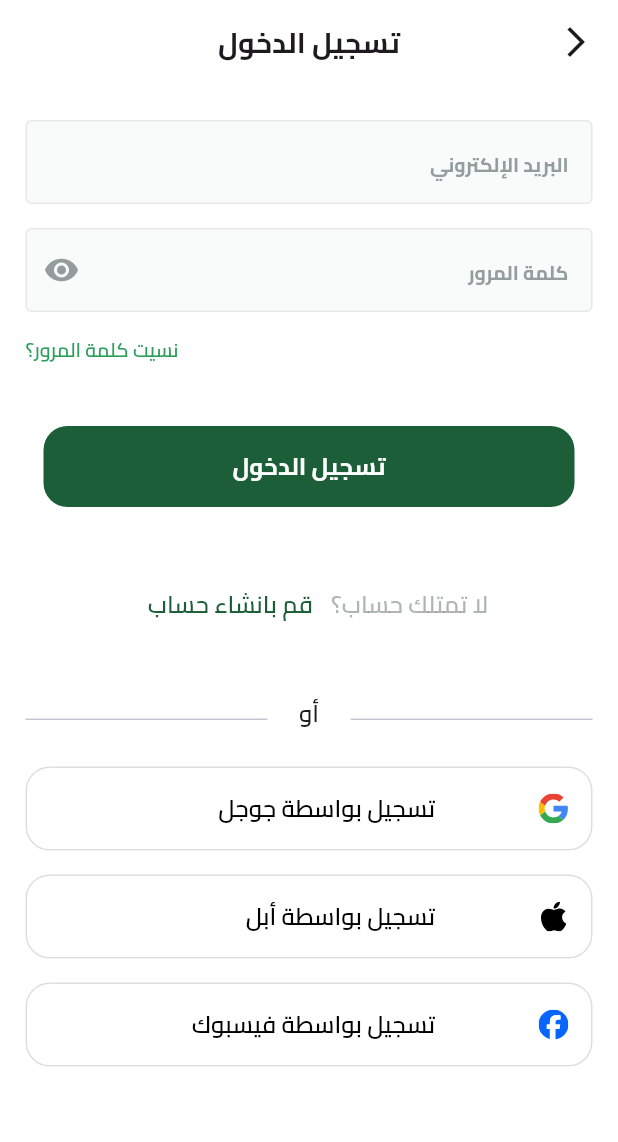
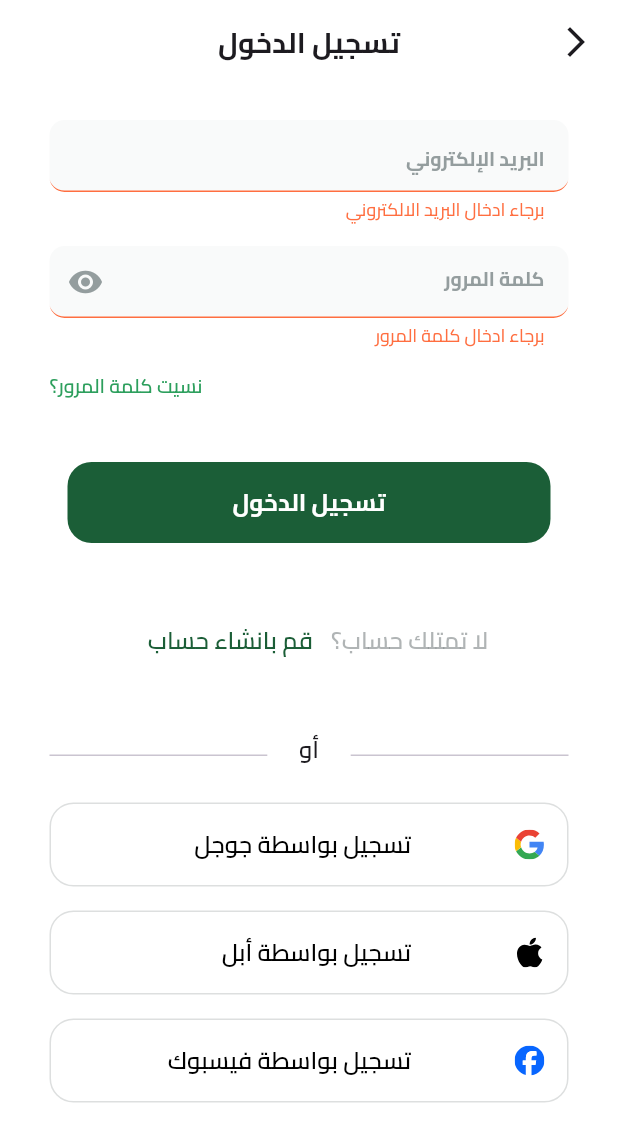
Before and after one commit to Mohamed47Elmelegy/FruitApp, a Flutter app: the SigninView screen opened by its route, after a tap on "تسجيل الدخول", on a phone screen of 412 x 824 dp. Shown: the top 1142 px of the screen. Run offline on Flutter 3.47's test engine with Material 3 defaults, Android fonts, the phone set to English and light mode, and no system bars; drawn by our look-alikes of modal_progress_hud_nsn; our stand-ins replace bloc, bot_toast, dartz, dots_indicator, firebase_auth, firebase_core and 7 more; accounts and stored records are empty.

Commit message:
create signin repo , impl and cubit

```diff
--- a/lib/Features/auth/Presentation/logIn/manager/cubit/signin_state.dart
+++ /dev/null
@@ -1,6 +0,0 @@
-part of 'signin_cubit.dart';
-
-@immutable
-sealed class SigninState {}
-
-final class SigninInitial extends SigninState {}
--- a/lib/Features/auth/Presentation/logIn/view/signin_view.dart
+++ /dev/null
@@ -1,19 +0,0 @@
-import 'package:flutter/material.dart';
-import 'package:flutter/services.dart';
-import 'package:frutes_app/core/widgets/custom_app_bar.dart';
-import '../widgets/signin_view_body.dart';
-
-class SigninView extends StatelessWidget {
-  const SigninView({super.key});
-
-  @override
-  Widget build(BuildContext context) {
-    return Scaffold(
-      backgroundColor: Colors.white,
-      appBar: appBar(context, title: 'تسجيل الدخول', onTap: () {
-        SystemNavigator.pop();
-      }),
-      body: const SigninViewBody(),
-    );
-  }
-}
--- /dev/null
+++ b/lib/Features/auth/Presentation/signIn/manager/cubit/signin_cubit.dart
@@ -0,0 +1,63 @@
+// ignore_for_file: public_member_api_docs, sort_constructors_first
+import 'package:bloc/bloc.dart';
+import 'package:flutter/material.dart';
+import '../../../../domin/Entities/user_entities.dart';
+import '../../../../domin/repositories/auth_repo.dart';
+part 'signin_state.dart';
+
+class SigninCubit extends Cubit<SigninState> {
+  SigninCubit(
+    this.authRepo,
+  ) : super(SigninInitial());
+  final AuthRepo authRepo;
+
+  Future<void> signInWithEmailAndPassword(
+    String email,
+    String password,
+  ) async {
+    emit(SigninLoading());
+    final user = await authRepo.signInWithEmailAndPassword(
+      email,
+      password,
+    );
+    emit(
+      user.fold(
+        (failure) => SigninFailure(exception: failure.message),
+        (userEntities) => SigninSuccess(userEntities: userEntities),
+      ),
+    );
+  }
+
+  // Future<void> signInWithGoogle() async {
+  //   emit(SigninLoading());
+  //   final user = await authRepo.signInWithGoogle();
+  //   emit(
+  //     user.fold(
+  //       (failure) => SigninError(exception: failure.message),
+  //       (userEntities) => SigninSuccess(userEntities: userEntities),
+  //     ),
+  //   );
+  // }
+
+  // Future<void> signInWithFacebook() async {
+  //   emit(SigninLoading());
+  //   final user = await authRepo.signInWithFacebook();
+  //   emit(
+  //     user.fold(
+  //       (failure) => SigninError(exception: failure.message),
+  //       (userEntities) => SigninSuccess(userEntities: userEntities),
+  //     ),
+  //   );
+  // }
+
+  // Future<void> signInWithApple() async {
+  //   emit(SigninLoading());
+  //   final user = await authRepo.signInWithApple();
+  //   emit(
+  //     user.fold(
+  //       (failure) => SigninError(exception: failure.message),
+  //       (userEntities) => SigninSuccess(userEntities: userEntities),
+  //     ),
+  //   );
+  // }
+}
--- /dev/null
+++ b/lib/Features/auth/Presentation/signIn/manager/cubit/signin_state.dart
@@ -0,0 +1,18 @@
+part of 'signin_cubit.dart';
+
+@immutable
+sealed class SigninState {}
+
+final class SigninInitial extends SigninState {}
+
+final class SigninLoading extends SigninState {}
+
+final class SigninFailure extends SigninState {
+  final String exception;
+  SigninFailure({required this.exception});
+}
+
+final class SigninSuccess extends SigninState {
+  final UserEntities userEntities;
+  SigninSuccess({required this.userEntities});
+}
--- /dev/null
+++ b/lib/Features/auth/Presentation/signIn/view/signin_view.dart
@@ -0,0 +1,31 @@
+import 'package:flutter/material.dart';
+import 'package:flutter/services.dart';
+import 'package:flutter_bloc/flutter_bloc.dart';
+import 'package:frutes_app/core/extensions/padding_ext.dart';
+import 'package:frutes_app/core/services/get_it_services.dart';
+import 'package:frutes_app/core/widgets/custom_app_bar.dart';
+import 'package:frutes_app/core/widgets/signin_view_body_consumer.dart';
+import '../../../domin/repositories/auth_repo.dart';
+import '../manager/cubit/signin_cubit.dart';
+
+class SigninView extends StatelessWidget {
+  const SigninView({super.key});
+
+  @override
+  Widget build(BuildContext context) {
+    return BlocProvider(
+      create: (context) => SigninCubit(getIt.get<AuthRepo>()),
+      child: Scaffold(
+        backgroundColor: Colors.white,
+        appBar: appBar(context, title: 'تسجيل الدخول', onTap: () {
+          SystemNavigator.pop();
+        }),
+        body: const SigninViewBodyConsumer().setHorizontalPadding(
+          context,
+          16,
+          enableMediaQuery: false,
+        ),
+      ),
+    );
+  }
+}
--- a/lib/Features/auth/Presentation/logIn/widgets/signin_view_body.dart
+++ b/lib/Features/auth/Presentation/signIn/widgets/signin_view_body.dart
@@ -1,7 +1,5 @@
 import 'package:flutter/material.dart';
-import 'package:frutes_app/Features/auth/Presentation/logIn/widgets/apple_signin.dart';
-import 'package:frutes_app/Features/auth/Presentation/logIn/widgets/facebook_signin.dart';
-import 'package:frutes_app/Features/auth/Presentation/logIn/widgets/google_signin.dart';
+import 'package:flutter_bloc/flutter_bloc.dart';
 import 'package:frutes_app/core/errors/validators_erros.dart';
 import 'package:frutes_app/core/extensions/padding_ext.dart';
 import 'package:frutes_app/core/routes/page_routes_name.dart';
@@ -13,6 +11,10 @@ import '../../../../../../../core/theme/colors_theme.dart';
 import '../../../../../../../core/widgets/account_creation_prompt.dart';
 import '../../../../../../../core/widgets/custom_divider.dart';
 import '../../../../../../../core/widgets/forget_password.dart';
+import '../manager/cubit/signin_cubit.dart';
+import 'apple_signin.dart';
+import 'facebook_signin.dart';
+import 'google_signin.dart';
 
 class SigninViewBody extends StatefulWidget {
   const SigninViewBody({super.key});
@@ -24,7 +26,6 @@ class SigninViewBody extends StatefulWidget {
 class _SigninViewBodyState extends State<SigninViewBody> {
   String? email;
   String? password;
-  bool isLoading = false;
   GlobalKey<FormState> formKey = GlobalKey();
   var emailController = TextEditingController();
   var passwordController = TextEditingController();
@@ -46,8 +47,7 @@ class _SigninViewBodyState extends State<SigninViewBody> {
               keyboardType: TextInputType.emailAddress,
               hint: 'البريد الإلكتروني',
               onValidate: (value) {
-                ValidatorsErrors.validateEmail(value!);
-                return null;
+                return ValidatorsErrors.validateEmail(value!);
               },
             ),
             const Gap(16),
@@ -60,17 +60,25 @@ class _SigninViewBodyState extends State<SigninViewBody> {
               hint: 'كلمة المرور',
               isPassword: true,
               onValidate: (value) {
-                ValidatorsErrors.validatePassword(value!);
-                return null;
+                return ValidatorsErrors.validatePassword(value!);
               },
             ),
             const Gap(16),
             const ForgetPassword(),
             const Gap(33),
             Butn(
-                text: 'تسجيل الدخول',
-                color: AppColors.green1_500,
-                onPressed: () {}),
+              text: 'تسجيل الدخول',
+              color: AppColors.green1_500,
+              onPressed: () {
+                if (formKey.currentState!.validate()) {
+                  formKey.currentState!.save();
+                  context.read<SigninCubit>().signInWithEmailAndPassword(
+                        email!,
+                        password!,
+                      );
+                }
+              },
+            ),
             const Gap(33),
             AccountCreationPrompt(
               onPressed: () {
--- a/lib/core/routes/routes.dart
+++ b/lib/core/routes/routes.dart
@@ -1,8 +1,7 @@
 import 'package:flutter/material.dart';
 import 'package:frutes_app/core/routes/page_routes_name.dart';
-
 import '../../Features/auth/Presentation/Splash/view/splash_view.dart';
-import '../../Features/auth/Presentation/logIn/view/signin_view.dart';
+import '../../Features/auth/Presentation/signIn/view/signin_view.dart';
 import '../../Features/auth/Presentation/onBording/widgets/onbording_view_body.dart';
 import '../../Features/auth/Presentation/signUp/view/signup_view.dart';
 
--- a/lib/core/services/firebase_auth_service.dart
+++ b/lib/core/services/firebase_auth_service.dart
@@ -65,7 +65,13 @@ class FirbaseAuthService {
       if (e.code == 'user-not-found') {
         throw CustomException(message: 'البريد الالكتروني غير موجود.');
       } else if (e.code == 'wrong-password') {
-        throw CustomException(message: 'كلمة المرور خاطئة.');
+        throw CustomException(
+            message: 'البريد الألكتروني او كلمة المرور غير صحيحة.');
+      } else if (e.code == 'invalid-credential') {
+        throw CustomException(
+            message: 'البريد الألكتروني او كلمة المرور غير صحيحة.');
+      } else if (e.code == 'invalid-email') {
+        throw CustomException(message: 'البريد الالكتروني غير صالح.');
       } else {
         throw CustomException(
             message: 'حدث خطأ في الاتصال بالسيرفر, حاول مرة ثانية');
--- /dev/null
+++ b/lib/core/widgets/signin_view_body_consumer.dart
@@ -0,0 +1,30 @@
+import 'package:flutter/material.dart';
+import 'package:flutter_bloc/flutter_bloc.dart';
+import 'package:modal_progress_hud_nsn/modal_progress_hud_nsn.dart';
+import '../../Features/auth/Presentation/signIn/manager/cubit/signin_cubit.dart';
+import '../../Features/auth/Presentation/signIn/widgets/signin_view_body.dart';
+import '../services/snack_bar_service.dart';
+
+class SigninViewBodyConsumer extends StatelessWidget {
+  const SigninViewBodyConsumer({
+    super.key,
+  });
+
+  @override
+  Widget build(BuildContext context) {
+    return BlocConsumer<SigninCubit, SigninState>(
+      listener: (context, state) {
+        if (state is SigninSuccess) {
+          SnackBarService.showSuccessMessage('تم تسجيل الدخول بنجاح');
+        } else if (state is SigninFailure) {
+          SnackBarService.showErrorMessage(state.exception);
+        }
+      },
+      builder: (context, state) {
+        return ModalProgressHUD(
+            inAsyncCall: state is SigninLoading ? true : false,
+            child: const SigninViewBody());
+      },
+    );
+  }
+}
```
Also changed, not shown: lib/Features/auth/Presentation/logIn/manager/cubit/signin_cubit.dart (deleted, +0 -8 lines), lib/Features/auth/Presentation/signIn/widgets/apple_signin.dart (renamed from lib/Features/auth/Presentation/logIn/widgets/apple_signin.dart), lib/Features/auth/Presentation/signIn/widgets/facebook_signin.dart (renamed from lib/Features/auth/Presentation/logIn/widgets/facebook_signin.dart), lib/Features/auth/Presentation/signIn/widgets/google_signin.dart (renamed from lib/Features/auth/Presentation/logIn/widgets/google_signin.dart).
